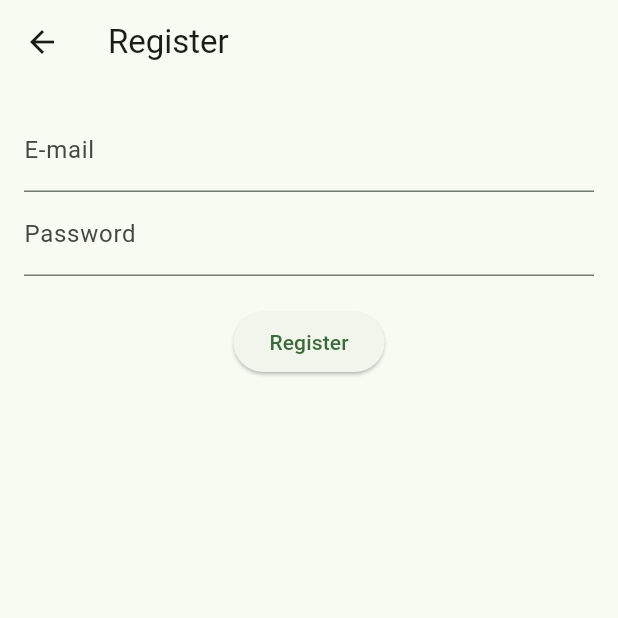
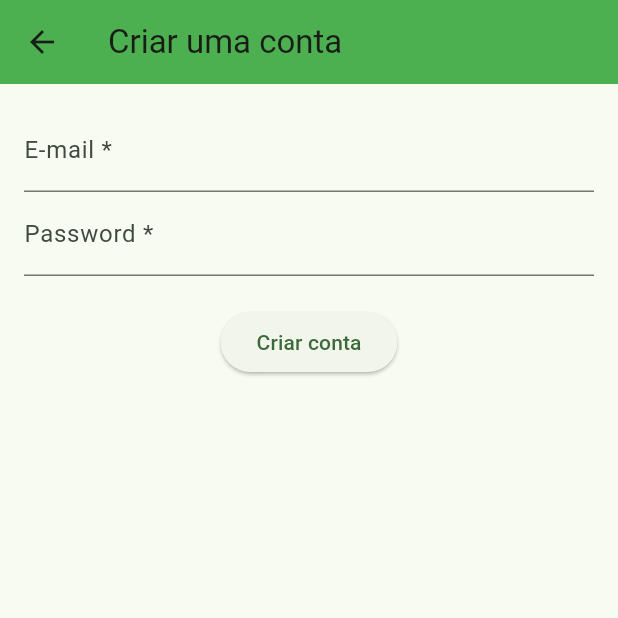
Before and after one commit to coelhoadler/pos-fiap-FRNT-TC-financeiro-mobile, a Flutter app: the screen it shows after launch, after a tap on "Login", after a tap on "Criar uma conta", on a phone screen of 412 x 824 dp, the top half of it. Run offline on Flutter 3.47's test engine with Material 3 defaults, Android fonts, the phone set to English and light mode, and no system bars; our stand-ins replace firebase_auth, firebase_core, firebase_storage, image_picker; accounts and stored records are empty; network calls fail.

Commit message:
feat: enhance login and registration screens with improved error handling and UI updates

```diff
--- a/lib/screens/login.dart
+++ b/lib/screens/login.dart
@@ -24,39 +24,50 @@ class _LoginScreenState extends State<LoginScreen> {
     Navigator.pushReplacementNamed(context, Routes.dashboard);
   }
 
-  void _login() {
-    _auth
-        .signInWithEmailAndPassword(
-          email: _emailController.text,
-          password: _passwordController.text,
-        )
-        .then((userCredential) {
-          _goToDashboard();
-        })
-        .catchError((error) {
-          setState(() {
-            _errorMessage = error.message ?? 'Erro desconhecido';
-          });
-        });
+  void setErrorMessage(String message) {
+    setState(() {
+      _errorMessage = message;
+    });
+  }
+
+  void _login() async {
+    setErrorMessage('');
+
+    try {
+      await _auth.signInWithEmailAndPassword(
+        email: _emailController.text,
+        password: _passwordController.text,
+      );
+
+      _goToDashboard();
+    } on FirebaseAuthException catch (e) {
+      setErrorMessage(e.message ?? 'Erro desconhecido');
+    }
+  }
+
+  @override
+  void initState() {
+    super.initState();
+    setErrorMessage('');
   }
 
   @override
   Widget build(BuildContext context) {
     return Scaffold(
       appBar: AppBar(
-        backgroundColor: Theme.of(context).colorScheme.inversePrimary,
+        backgroundColor: Colors.green,
         title: const Text('Login Page'),
       ),
       body: Padding(
         padding: const EdgeInsets.all(16.0),
         child: Column(
           children: <Widget>[
-            TextField(
-              decoration: InputDecoration(labelText: 'E-mail'),
+            TextFormField(
+              decoration: InputDecoration(labelText: 'E-mail *'),
               controller: _emailController,
             ),
-            TextField(
-              decoration: InputDecoration(labelText: 'Password'),
+            TextFormField(
+              decoration: InputDecoration(labelText: 'Password *'),
               obscureText: true,
               controller: _passwordController,
             ),
--- a/lib/screens/register.dart
+++ b/lib/screens/register.dart
@@ -1,6 +1,5 @@
 import 'package:firebase_auth/firebase_auth.dart';
 import 'package:flutter/material.dart';
-import 'package:pos_fiap_fin_mobile/utils/routes.dart';
 
 class RegisterScreen extends StatefulWidget {
   const RegisterScreen({super.key});
@@ -16,24 +15,36 @@ class _RegisterScreenState extends State<RegisterScreen> {
   String _errorMessage = '';
 
   @override
+  void initState() {
+    super.initState();
+    setErrorMessage('');
+  }
+
+  @override
   Widget build(BuildContext context) {
     return Scaffold(
-      appBar: AppBar(title: Text('Register')),
+      appBar: AppBar(
+        title: Text('Criar uma conta'),
+        backgroundColor: Colors.green,
+      ),
       body: Padding(
         padding: const EdgeInsets.all(16.0),
         child: Column(
           children: [
             TextField(
               controller: _emailController,
-              decoration: const InputDecoration(labelText: 'E-mail'),
+              decoration: const InputDecoration(labelText: 'E-mail *'),
             ),
             TextField(
               controller: _passwordController,
-              decoration: const InputDecoration(labelText: 'Password'),
+              decoration: const InputDecoration(labelText: 'Password *'),
               obscureText: true,
             ),
             const SizedBox(height: 20),
-            ElevatedButton(onPressed: _register, child: const Text('Register')),
+            ElevatedButton(
+              onPressed: _register,
+              child: const Text('Criar conta'),
+            ),
             if (_errorMessage.isNotEmpty)
               Padding(
                 padding: const EdgeInsets.only(top: 16.0),
@@ -49,9 +60,7 @@ class _RegisterScreenState extends State<RegisterScreen> {
   }
 
   void _register() async {
-    setState(() {
-      _errorMessage = "";
-    });
+    setErrorMessage('');
 
     try {
       final textEmail = _emailController.text;
@@ -63,12 +72,14 @@ class _RegisterScreenState extends State<RegisterScreen> {
       );
 
       Navigator.pop(context, textEmail);
-      // Handle successful registration
     } on FirebaseAuthException catch (e) {
-      // Handle registration error
-      setState(() {
-        _errorMessage = e.message ?? 'Erro desconhecido';
-      });
+      setErrorMessage(e.message ?? 'Erro desconhecido');
     }
   }
+
+  void setErrorMessage(String message) {
+    setState(() {
+      _errorMessage = message;
+    });
+  }
 }
```
